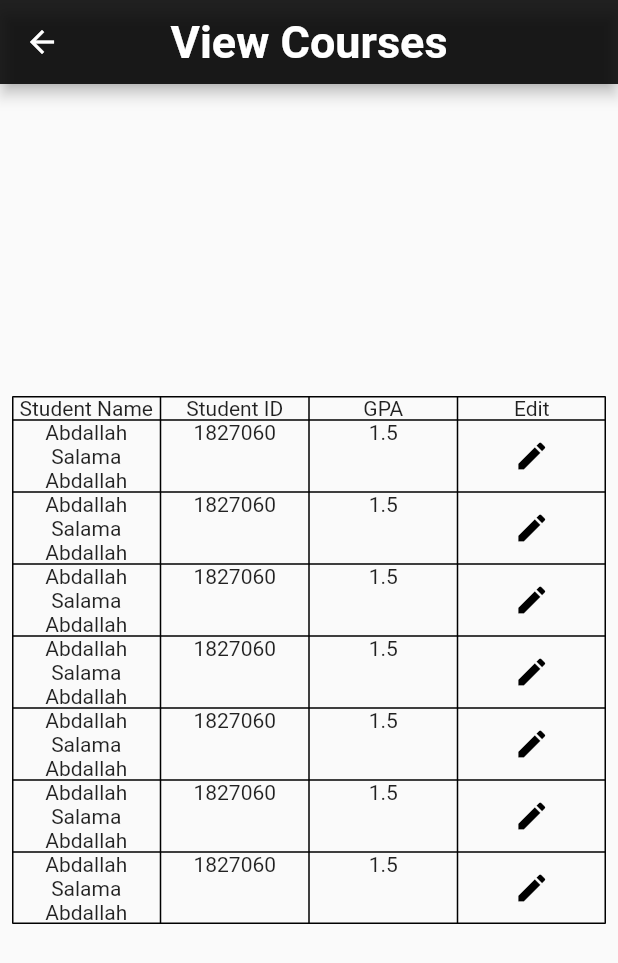
After one commit to ehabatef205/graduation_project_app, a Flutter app: the ViewStudentScreen screen opened directly, on a phone screen of 412 x 824 dp. The commit adds this screen. Shown: the top 963 px of the screen. Run offline on Flutter 3.47's test engine with Material 2 defaults, Android fonts, the phone set to English and light mode, and no system bars; our stand-ins replace bloc, flutter_bloc, image_picker.

Commit message:
View Student

```diff
--- a/lib/modules/home_admin/home_admin_screen.dart
+++ b/lib/modules/home_admin/home_admin_screen.dart
@@ -1,5 +1,6 @@
 import 'package:flutter/material.dart';
 import 'package:graduation_project_app/modules/view_table_courses/view_courses_screen.dart';
+import 'package:graduation_project_app/modules/view_table_student/view_table_student.dart';
 
 class HomeAdminScreen extends StatefulWidget {
   const HomeAdminScreen({Key? key}) : super(key: key);
@@ -85,6 +86,22 @@ class _HomeAdminScreenState extends State<HomeAdminScreen> {
                 );
               },
             ),
+            ListTile(
+              leading: const Icon(
+                Icons.table_rows_outlined,
+                color: Colors.black,
+              ),
+              title: const Text(
+                "View Student",
+                style: TextStyle(fontSize: 18),
+              ),
+              onTap: () {
+                Navigator.push(
+                  context,
+                  MaterialPageRoute(builder: (context) =>  ViewStudentScreen()),
+                );
+              },
+            ),
           ],
         ),
       ),
--- /dev/null
+++ b/lib/modules/update_data_student/update_data_student.dart
@@ -0,0 +1,22 @@
+import 'package:flutter/material.dart';
+
+class UpdateDataStudentScreen extends StatelessWidget {
+  const UpdateDataStudentScreen({Key? key}) : super(key: key);
+
+  @override
+  Widget build(BuildContext context) {
+    return Scaffold(
+      appBar: AppBar(
+        backgroundColor: Colors.black87,
+        centerTitle: true,
+        title: const Text(
+          'Update Courses',
+          style: TextStyle(
+            fontSize: 30.0,
+            fontWeight: FontWeight.bold,
+          ),
+        ),
+      ),
+    );
+  }
+}
--- a/lib/modules/view_table_courses/view_courses_screen.dart
+++ b/lib/modules/view_table_courses/view_courses_screen.dart
@@ -24,7 +24,7 @@ class _ViewCoursesScreenState extends State<ViewCoursesScreen> {
         ),
       ),
       body: Padding(
-        padding: const EdgeInsets.all(5.0),
+        padding: const EdgeInsets.all(8.0),
         child: Column(
           mainAxisAlignment: MainAxisAlignment.center,
           children: [
--- /dev/null
+++ b/lib/modules/view_table_student/view_table_student.dart
@@ -0,0 +1,264 @@
+import 'package:flutter/material.dart';
+import 'package:graduation_project_app/modules/update_data_student/update_data_student.dart';
+
+class ViewStudentScreen extends StatefulWidget {
+  const ViewStudentScreen({Key? key}) : super(key: key);
+
+  @override
+  State<ViewStudentScreen> createState() => _ViewStudentScreenState();
+}
+
+class _ViewStudentScreenState extends State<ViewStudentScreen> {
+  @override
+  Widget build(BuildContext context) {
+    return Scaffold(
+      appBar: AppBar(
+        backgroundColor: Colors.black87,
+        centerTitle: true,
+        title: const Text(
+          'View Courses',
+          style: TextStyle(
+            fontSize: 30.0,
+            fontWeight: FontWeight.bold,
+          ),
+        ),
+      ),
+      body: Padding(
+        padding: const EdgeInsets.all(8.0),
+        child: Column(
+          mainAxisAlignment: MainAxisAlignment.center,
+          children: [
+            Table(
+              border: TableBorder.all(width: 1),
+              children: [
+                const TableRow(
+                  children: [
+                    Text(
+                      'Student Name',
+                      textAlign: TextAlign.center,
+                    ),
+                    Text(
+                      'Student ID',
+                      textAlign: TextAlign.center,
+                    ),
+                    Text(
+                      'GPA',
+                      textAlign: TextAlign.center,
+                    ),
+                    Text(
+                      'Edit',
+                      textAlign: TextAlign.center,
+                    ),
+                  ]
+                ),
+                TableRow(
+                  children: [
+                    Text(
+                      'Abdallah Salama Abdallah',
+                      textAlign: TextAlign.center,
+                    ),
+                    Text(
+                      '1827060',
+                      textAlign: TextAlign.center,
+                    ),
+                    Text(
+                      '1.5',
+                      textAlign: TextAlign.center,
+                    ),
+                    IconButton(
+                      onPressed: () {
+                        Navigator.push(
+                          context,
+                          MaterialPageRoute(
+                              builder: (context) => const UpdateDataStudentScreen()),
+                        );
+                      },
+                      icon: const Icon(
+                        Icons.edit,
+                        color: Colors.black,
+                      ),
+                    ),
+                  ]
+                ),
+                TableRow(
+                  children: [
+                    Text(
+                      'Abdallah Salama Abdallah',
+                      textAlign: TextAlign.center,
+                    ),
+                    Text(
+                      '1827060',
+                      textAlign: TextAlign.center,
+                    ),
+                    Text(
+                      '1.5',
+                      textAlign: TextAlign.center,
+                    ),
+                    IconButton(
+                      onPressed: () {
+                        Navigator.push(
+                          context,
+                          MaterialPageRoute(
+                              builder: (context) => const UpdateDataStudentScreen()),
+                        );
+                      },
+                      icon: const Icon(
+                        Icons.edit,
+                        color: Colors.black,
+                      ),
+                    ),
+                  ]
+                ),
+                TableRow(
+                    children: [
+                      Text(
+                        'Abdallah Salama Abdallah',
+                        textAlign: TextAlign.center,
+                      ),
+                      Text(
+                        '1827060',
+                        textAlign: TextAlign.center,
+                      ),
+                      Text(
+                        '1.5',
+                        textAlign: TextAlign.center,
+                      ),
+                      IconButton(
+                        onPressed: () {
+                          Navigator.push(
+                            context,
+                            MaterialPageRoute(
+                                builder: (context) => const UpdateDataStudentScreen()),
+                          );
+                        },
+                        icon: const Icon(
+                          Icons.edit,
+                          color: Colors.black,
+                        ),
+                      ),
+                    ]
+                ),
+                TableRow(
+                    children: [
+                      Text(
+                        'Abdallah Salama Abdallah',
+                        textAlign: TextAlign.center,
+                      ),
+                      Text(
+                        '1827060',
+                        textAlign: TextAlign.center,
+                      ),
+                      Text(
+                        '1.5',
+                        textAlign: TextAlign.center,
+                      ),
+                      IconButton(
+                        onPressed: () {
+                          Navigator.push(
+                            context,
+                            MaterialPageRoute(
+                                builder: (context) => const UpdateDataStudentScreen()),
+                          );
+                        },
+                        icon: const Icon(
+                          Icons.edit,
+                          color: Colors.black,
+                        ),
+                      ),
+                    ]
+                ),
+                TableRow(
+                    children: [
+                      Text(
+                        'Abdallah Salama Abdallah',
+                        textAlign: TextAlign.center,
+                      ),
+                      Text(
+                        '1827060',
+                        textAlign: TextAlign.center,
+                      ),
+                      Text(
+                        '1.5',
+                        textAlign: TextAlign.center,
+                      ),
+                      IconButton(
+                        onPressed: () {
+                          Navigator.push(
+                            context,
+                            MaterialPageRoute(
+                                builder: (context) => const UpdateDataStudentScreen()),
+                          );
+                        },
+                        icon: const Icon(
+                          Icons.edit,
+                          color: Colors.black,
+                        ),
+                      ),
+                    ]
+                ),
+                TableRow(
+                    children: [
+                      Text(
+                        'Abdallah Salama Abdallah',
+                        textAlign: TextAlign.center,
+                      ),
+                      Text(
+                        '1827060',
+                        textAlign: TextAlign.center,
+                      ),
+                      Text(
+                        '1.5',
+                        textAlign: TextAlign.center,
+                      ),
+                      IconButton(
+                        onPressed: () {
+                          Navigator.push(
+                            context,
+                            MaterialPageRoute(
+                                builder: (context) => const UpdateDataStudentScreen()),
+                          );
+                        },
+                        icon: const Icon(
+                          Icons.edit,
+                          color: Colors.black,
+                        ),
+                      ),
+                    ]
+                ),
+                TableRow(
+                    children: [
+                      Text(
+                        'Abdallah Salama Abdallah',
+                        textAlign: TextAlign.center,
+                      ),
+                      Text(
+                        '1827060',
+                        textAlign: TextAlign.center,
+                      ),
+                      Text(
+                        '1.5',
+                        textAlign: TextAlign.center,
+                      ),
+                      IconButton(
+                        onPressed: () {
+                          Navigator.push(
+                            context,
+                            MaterialPageRoute(
+                                builder: (context) => const UpdateDataStudentScreen()),
+                          );
+                        },
+                        icon: const Icon(
+                          Icons.edit,
+                          color: Colors.black,
+                        ),
+                      ),
+                    ]
+                ),
+              ],
+            ),
+          ],
+        ),
+      ),
+    );
+  }
+}
```
